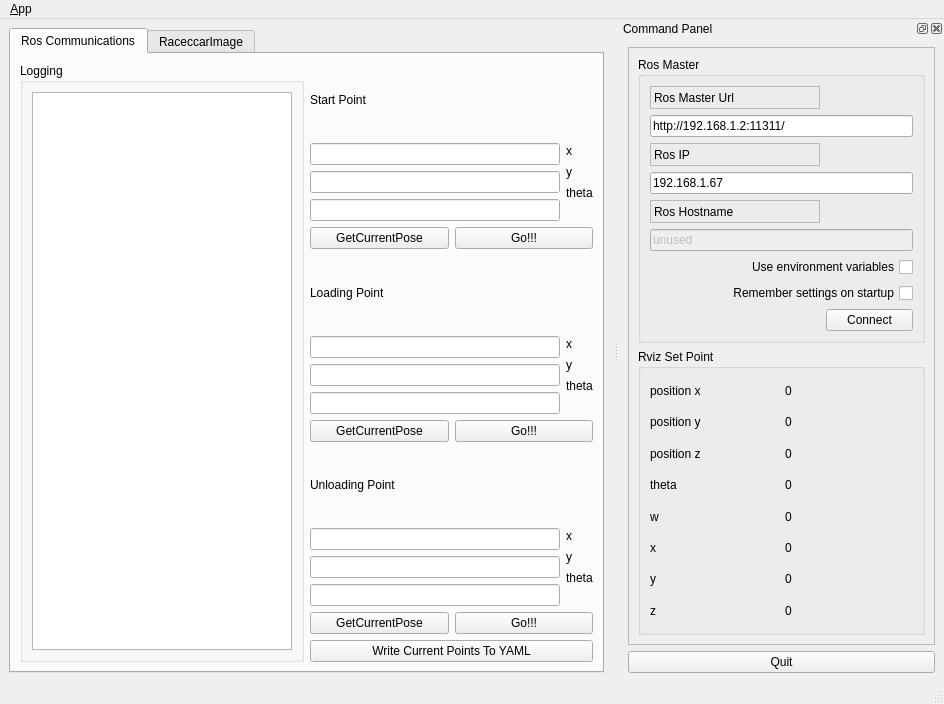
Before: the Qt Designer form racecar_cloud/ui/main_window.ui in weihaoysgs/racecar-cloud-ws, drawn with Qt 5.
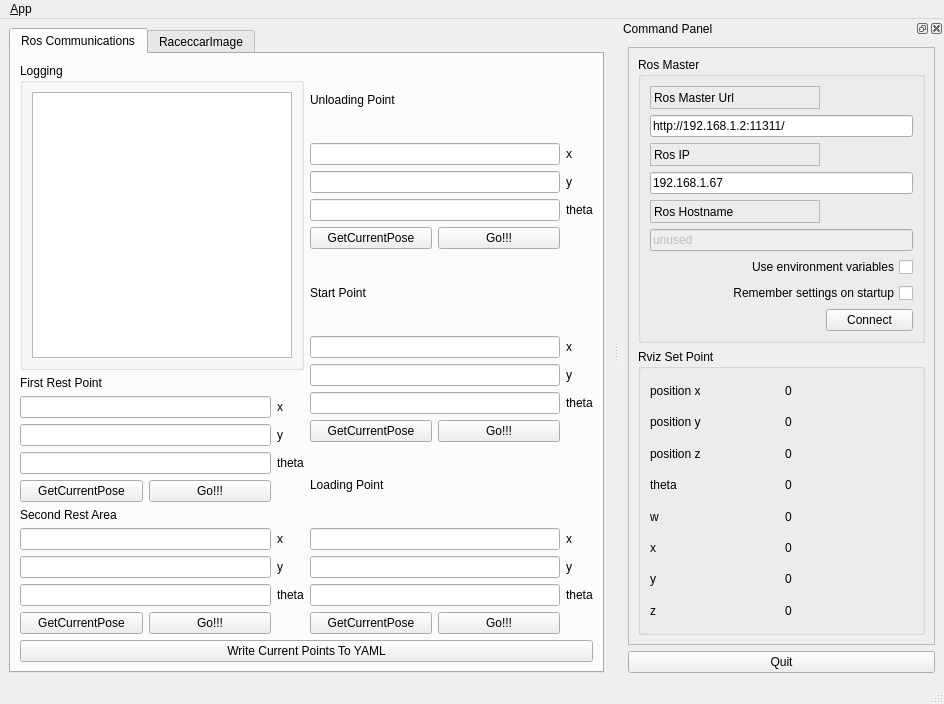
After: the same form once the commit is applied. Icons and pictures are not drawn.

Patch:
```diff
--- a/racecar_cloud/ui/main_window.ui
+++ b/racecar_cloud/ui/main_window.ui
@@ -40,8 +40,8 @@
        <attribute name="title">
         <string>Ros Communications</string>
        </attribute>
-       <layout class="QHBoxLayout" name="horizontalLayout_7">
-        <item>
+       <layout class="QGridLayout" name="gridLayout_5">
+        <item row="0" column="0">
          <widget class="QGroupBox" name="groupBox_12">
           <property name="sizePolicy">
            <sizepolicy hsizetype="MinimumExpanding" vsizetype="Preferred">
@@ -59,12 +59,88 @@
           </layout>
          </widget>
         </item>
+        <item row="0" column="1" rowspan="2">
+         <layout class="QVBoxLayout" name="verticalLayout_21">
         <item>
-         <layout class="QVBoxLayout" name="verticalLayout_16">
+           <layout class="QVBoxLayout" name="verticalLayout_11">
           <item>
-           <layout class="QVBoxLayout" name="verticalLayout_15">
+             <widget class="QLabel" name="label_15">
+              <property name="text">
+               <string>Unloading Point</string>
+              </property>
+             </widget>
+            </item>
             <item>
-             <layout class="QVBoxLayout" name="verticalLayout_12">
+             <layout class="QHBoxLayout" name="horizontalLayout_3">
+              <item>
+               <layout class="QVBoxLayout" name="verticalLayout_7">
+                <item>
+                 <widget class="QLineEdit" name="lineEditUnLoadingPointX"/>
+                </item>
+                <item>
+                 <widget class="QLineEdit" name="lineEditUnLoadingPointY"/>
+                </item>
+                <item>
+                 <widget class="QLineEdit" name="lineEditUnLoadingPointTheta"/>
+                </item>
+                <item>
+                 <layout class="QHBoxLayout" name="horizontalLayout_6">
+                  <item>
+                   <widget class="QPushButton" name="pushbuttonUnLoadingGetCurrentRvizPoint">
+                    <property name="text">
+                     <string>GetCurrentPose</string>
+                    </property>
+                   </widget>
+                  </item>
+                  <item>
+                   <widget class="QPushButton" name="pushButtonGoToUnLoadingPoint">
+                    <property name="text">
+                     <string>Go!!!</string>
+                    </property>
+                   </widget>
+                  </item>
+                 </layout>
+                </item>
+               </layout>
+              </item>
+              <item>
+               <layout class="QVBoxLayout" name="verticalLayout_8">
+                <item>
+                 <widget class="QLabel" name="label_10">
+                  <property name="text">
+                   <string>x</string>
+                  </property>
+                 </widget>
+                </item>
+                <item>
+                 <widget class="QLabel" name="label_11">
+                  <property name="text">
+                   <string>y</string>
+                  </property>
+                 </widget>
+                </item>
+                <item>
+                 <widget class="QLabel" name="label_12">
+                  <property name="text">
+                   <string>theta</string>
+                  </property>
+                 </widget>
+                </item>
+                <item>
+                 <widget class="QLabel" name="label_18">
+                  <property name="text">
+                   <string/>
+                  </property>
+                 </widget>
+                </item>
+               </layout>
+              </item>
+             </layout>
+            </item>
+           </layout>
+          </item>
+          <item>
+           <layout class="QVBoxLayout" name="verticalLayout_20">
               <item>
                <widget class="QLabel" name="label_13">
                 <property name="text">
@@ -87,6 +163,24 @@
                     <item>
                      <widget class="QLineEdit" name="lineEditStartPointTheta"/>
                     </item>
+                  <item>
+                   <layout class="QHBoxLayout" name="horizontalLayout">
+                    <item>
+                     <widget class="QPushButton" name="pushbuttonStartGetCurrentRvizPoint">
+                      <property name="text">
+                       <string>GetCurrentPose</string>
+                      </property>
+                     </widget>
+                    </item>
+                    <item>
+                     <widget class="QPushButton" name="pushButtonGoToStartPoint">
+                      <property name="text">
+                       <string>Go!!!</string>
+                      </property>
+                     </widget>
+                    </item>
+                   </layout>
+                  </item>
                    </layout>
                   </item>
                   <item>
@@ -123,30 +217,12 @@
                   </item>
                  </layout>
                 </item>
-                <item>
-                 <layout class="QHBoxLayout" name="horizontalLayout">
-                  <item>
-                   <widget class="QPushButton" name="pushbuttonStartGetCurrentRvizPoint">
-                    <property name="text">
-                     <string>GetCurrentPose</string>
-                    </property>
-                   </widget>
-                  </item>
-                  <item>
-                   <widget class="QPushButton" name="pushButtonGoToStartPoint">
-                    <property name="text">
-                     <string>Go!!!</string>
-                    </property>
-                   </widget>
-                  </item>
                  </layout>
                 </item>
                </layout>
               </item>
-             </layout>
-            </item>
             <item>
-             <layout class="QVBoxLayout" name="verticalLayout_13">
+           <layout class="QVBoxLayout" name="verticalLayout_14">
               <item>
                <layout class="QVBoxLayout" name="verticalLayout_10">
                 <item>
@@ -169,6 +245,24 @@
                     <item>
                      <widget class="QLineEdit" name="lineEditLoadingPointTheta"/>
                     </item>
+                  <item>
+                   <layout class="QHBoxLayout" name="horizontalLayout_5">
+                    <item>
+                     <widget class="QPushButton" name="pushbuttonLoadingGetCurrentRvizPoint">
+                      <property name="text">
+                       <string>GetCurrentPose</string>
+                      </property>
+                     </widget>
+                    </item>
+                    <item>
+                     <widget class="QPushButton" name="pushButtonGoToLoadingPoint">
+                      <property name="text">
+                       <string>Go!!!</string>
+                      </property>
+                     </widget>
+                    </item>
+                   </layout>
+                  </item>
                    </layout>
                   </item>
                   <item>
@@ -207,17 +301,45 @@
                 </item>
                </layout>
               </item>
+           </layout>
+          </item>
+         </layout>
+        </item>
+        <item row="1" column="0">
+         <layout class="QVBoxLayout" name="verticalLayout_13">
               <item>
-               <layout class="QHBoxLayout" name="horizontalLayout_5">
+           <layout class="QVBoxLayout" name="verticalLayout_12">
                 <item>
-                 <widget class="QPushButton" name="pushbuttonLoadingGetCurrentRvizPoint">
+             <widget class="QLabel" name="label_21">
                   <property name="text">
+               <string>First Rest Point</string>
+              </property>
+             </widget>
+            </item>
+            <item>
+             <layout class="QHBoxLayout" name="horizontalLayout_7">
+              <item>
+               <layout class="QVBoxLayout" name="verticalLayout_15">
+                <item>
+                 <widget class="QLineEdit" name="lineEditFirstRestPointX"/>
+                </item>
+                <item>
+                 <widget class="QLineEdit" name="lineEditFirstRestPointY"/>
+                </item>
+                <item>
+                 <widget class="QLineEdit" name="lineEditFirstRestPointTheta"/>
+                </item>
+                <item>
+                 <layout class="QHBoxLayout" name="horizontalLayout_9">
+                  <item>
+                   <widget class="QPushButton" name="pushbuttonFirstRestPointGetRVIPose">
+                    <property name="text">
                    <string>GetCurrentPose</string>
                   </property>
                  </widget>
                 </item>
                 <item>
-                 <widget class="QPushButton" name="pushButtonGoToLoadingPoint">
+                   <widget class="QPushButton" name="pushButtonGoToFirstRestPoint">
                   <property name="text">
                    <string>Go!!!</string>
                   </property>
@@ -228,58 +350,76 @@
              </layout>
             </item>
             <item>
-             <layout class="QVBoxLayout" name="verticalLayout_14">
+               <layout class="QVBoxLayout" name="verticalLayout_16">
               <item>
-               <layout class="QVBoxLayout" name="verticalLayout_11">
-                <item>
-                 <widget class="QLabel" name="label_15">
+                 <widget class="QLabel" name="label_22">
                   <property name="text">
-                   <string>Unloading Point</string>
+                   <string>x</string>
                   </property>
                  </widget>
                 </item>
                 <item>
-                 <layout class="QHBoxLayout" name="horizontalLayout_3">
-                  <item>
-                   <layout class="QVBoxLayout" name="verticalLayout_7">
-                    <item>
-                     <widget class="QLineEdit" name="lineEditUnLoadingPointX"/>
+                 <widget class="QLabel" name="label_23">
+                  <property name="text">
+                   <string>y</string>
+                  </property>
+                 </widget>
                     </item>
                     <item>
-                     <widget class="QLineEdit" name="lineEditUnLoadingPointY"/>
+                 <widget class="QLabel" name="label_24">
+                  <property name="text">
+                   <string>theta</string>
+                  </property>
+                 </widget>
                     </item>
                     <item>
-                     <widget class="QLineEdit" name="lineEditUnLoadingPointTheta"/>
+                 <widget class="QLabel" name="label_27">
+                  <property name="text">
+                   <string/>
+                  </property>
+                 </widget>
                     </item>
                    </layout>
                   </item>
+             </layout>
+            </item>
+           </layout>
+          </item>
                   <item>
-                   <layout class="QVBoxLayout" name="verticalLayout_8">
+           <layout class="QVBoxLayout" name="verticalLayout_17">
                     <item>
-                     <widget class="QLabel" name="label_10">
+             <widget class="QLabel" name="label_28">
                       <property name="text">
-                       <string>x</string>
+               <string>Second Rest Area</string>
                       </property>
                      </widget>
                     </item>
                     <item>
-                     <widget class="QLabel" name="label_11">
-                      <property name="text">
-                       <string>y</string>
-                      </property>
-                     </widget>
+             <layout class="QHBoxLayout" name="horizontalLayout_10">
+              <item>
+               <layout class="QVBoxLayout" name="verticalLayout_18">
+                <item>
+                 <widget class="QLineEdit" name="lineEditSecondRestPointX"/>
                     </item>
                     <item>
-                     <widget class="QLabel" name="label_12">
+                 <widget class="QLineEdit" name="lineEditSecondRestPointY"/>
+                </item>
+                <item>
+                 <widget class="QLineEdit" name="lineEditSecondRestPointTheta"/>
+                </item>
+                <item>
+                 <layout class="QHBoxLayout" name="horizontalLayout_11">
+                  <item>
+                   <widget class="QPushButton" name="pushbuttonSecondRestPointGetRVIPose">
                       <property name="text">
-                       <string>theta</string>
+                     <string>GetCurrentPose</string>
                       </property>
                      </widget>
                     </item>
                     <item>
-                     <widget class="QLabel" name="label_18">
+                   <widget class="QPushButton" name="pushButtonGoToSecondRestPoint">
                       <property name="text">
-                       <string/>
+                     <string>Go!!!</string>
                       </property>
                      </widget>
                     </item>
@@ -288,21 +428,35 @@
                  </layout>
                 </item>
                 <item>
-                 <layout class="QHBoxLayout" name="horizontalLayout_6">
+               <layout class="QVBoxLayout" name="verticalLayout_19">
                   <item>
-                   <widget class="QPushButton" name="pushbuttonUnLoadingGetCurrentRvizPoint">
+                 <widget class="QLabel" name="label_30">
                     <property name="text">
-                     <string>GetCurrentPose</string>
+                   <string>x</string>
                     </property>
                    </widget>
                   </item>
                   <item>
-                   <widget class="QPushButton" name="pushButtonGoToUnLoadingPoint">
+                 <widget class="QLabel" name="label_32">
                     <property name="text">
-                     <string>Go!!!</string>
+                   <string>y</string>
                     </property>
                    </widget>
                   </item>
+                <item>
+                 <widget class="QLabel" name="label_34">
+                  <property name="text">
+                   <string>theta</string>
+                  </property>
+                 </widget>
+                </item>
+                <item>
+                 <widget class="QLabel" name="label_35">
+                  <property name="text">
+                   <string/>
+                  </property>
+                 </widget>
+                </item>
                  </layout>
                 </item>
                </layout>
@@ -311,14 +465,12 @@
             </item>
            </layout>
           </item>
-          <item>
+        <item row="2" column="0" colspan="2">
            <widget class="QPushButton" name="pushButtonWriteCurrentPoints">
             <property name="text">
              <string>Write Current Points To YAML</string>
             </property>
            </widget>
-          </item>
-         </layout>
         </item>
        </layout>
       </widget>
```
Lines whose indentation alone changed are shown as unchanged.
